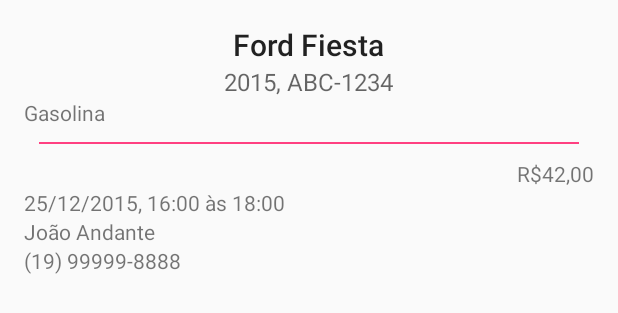
After one commit to bbranta/nibiru_car, an Android app: the layout activity_car_details.xml on its own in the app's theme, with its tools: preview values and no code run, on a phone screen of 412 x 824 dp. The commit adds this screen. Shown: the top 313 px of the screen. Run offline under Robolectric (Android 15) with nearby library versions, the phone set to English and light mode, and no system bars.

Commit message:
Add car details activity
Signed-off-by: Crístian Deives <cdeives@motorola.com>

```diff
--- /dev/null
+++ b/client/CarroAgora/app/src/main/res/layout/activity_car_details.xml
@@ -0,0 +1,80 @@
+<?xml version="1.0" encoding="utf-8"?>
+<RelativeLayout xmlns:android="http://schemas.android.com/apk/res/android"
+    xmlns:tools="http://schemas.android.com/tools"
+    android:layout_width="match_parent"
+    android:layout_height="match_parent"
+    xmlns:app="http://schemas.android.com/apk/res-auto"
+    android:paddingBottom="@dimen/activity_vertical_margin"
+    android:paddingLeft="@dimen/activity_horizontal_margin"
+    android:paddingRight="@dimen/activity_horizontal_margin"
+    android:paddingTop="@dimen/activity_vertical_margin"
+    tools:context="com.motorola.carroagora.CarDetailsActivity">
+
+    <TextView
+        android:layout_width="wrap_content"
+        android:layout_height="wrap_content"
+        android:layout_alignParentTop="true"
+        android:layout_centerHorizontal="true"
+        android:text="Ford Fiesta"
+        style="@style/Base.TextAppearance.AppCompat.Title"
+        android:id="@+id/textDetailsTitle" />
+
+    <TextView
+        android:layout_width="wrap_content"
+        android:layout_height="wrap_content"
+        android:layout_centerHorizontal="true"
+        android:layout_below="@id/textDetailsTitle"
+        android:text="2015, ABC-1234"
+        style="@style/Base.TextAppearance.Widget.AppCompat.Toolbar.Subtitle"
+        android:id="@+id/textDetailsSubtitle" />
+
+    <TextView
+        android:layout_width="wrap_content"
+        android:layout_height="wrap_content"
+        android:text="Gasolina"
+        android:id="@+id/textDetailsFuel"
+        android:layout_alignParentStart="true"
+        android:layout_below="@+id/textDetailsSubtitle" />
+
+    <View
+        android:layout_width="match_parent"
+        android:layout_height="1dp"
+        android:background="@color/colorAccent"
+        android:layout_below="@+id/textDetailsFuel"
+        android:layout_margin="10dp"
+        android:id="@+id/viewHorizontalRule" />
+
+    <TextView
+        android:layout_width="wrap_content"
+        android:layout_height="wrap_content"
+        android:text="R$42,00"
+        android:id="@+id/textDetailsPrice"
+        android:layout_below="@+id/viewHorizontalRule"
+        android:layout_alignParentStart="false"
+        android:layout_alignParentEnd="true" />
+
+    <TextView
+        android:layout_width="wrap_content"
+        android:layout_height="wrap_content"
+        android:text="25/12/2015, 16:00 às 18:00"
+        android:id="@+id/textDetailsTime"
+        android:layout_below="@+id/textDetailsPrice"
+        android:layout_alignParentStart="true" />
+
+    <TextView
+        android:layout_width="wrap_content"
+        android:layout_height="wrap_content"
+        android:text="João Andante"
+        android:id="@+id/textDetailsOwnerName"
+        android:layout_below="@+id/textDetailsTime"
+        android:layout_alignParentStart="true" />
+
+    <TextView
+        android:layout_width="wrap_content"
+        android:layout_height="wrap_content"
+        android:text="(19) 99999-8888"
+        android:id="@+id/textDetailsOwnerPhone"
+        android:layout_below="@+id/textDetailsOwnerName"
+        android:layout_alignParentStart="true"
+        android:onClick="onClickTel" />
+</RelativeLayout>
```
Also changed, not shown: client/CarroAgora/app/src/main/AndroidManifest.xml (+5 -2 lines), client/CarroAgora/app/src/main/java/com/motorola/carroagora/CarDetailsActivity.java (added, +61 -0 lines), client/CarroAgora/app/src/main/java/com/motorola/carroagora/ListCarsActivity.java (+16 -26 lines).
